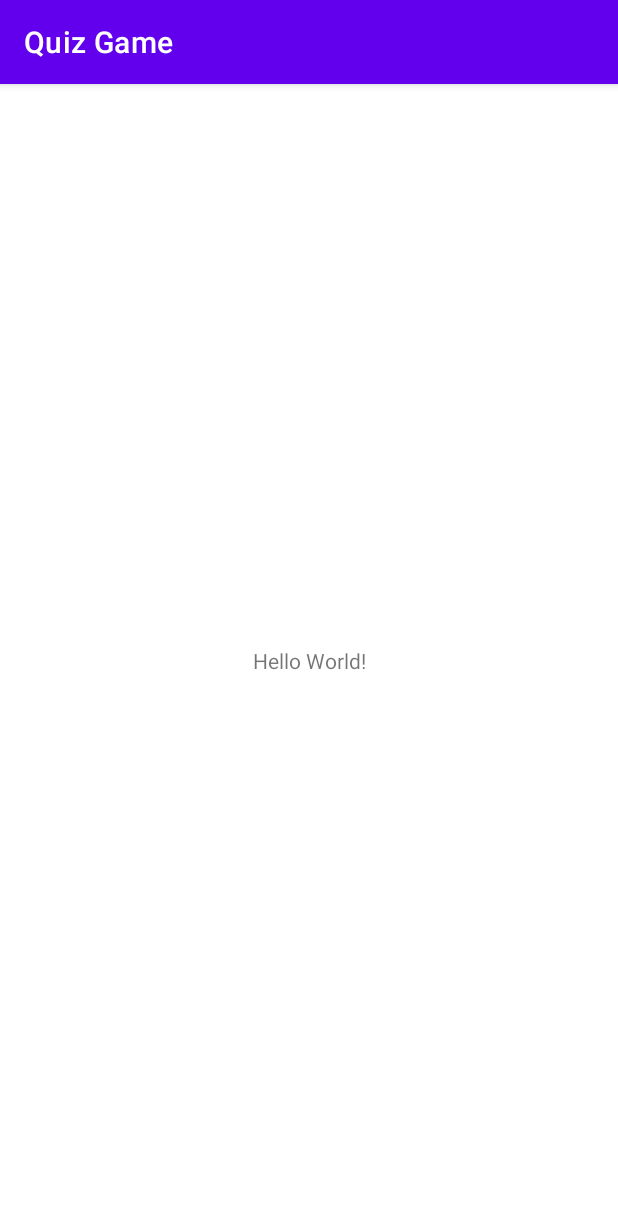
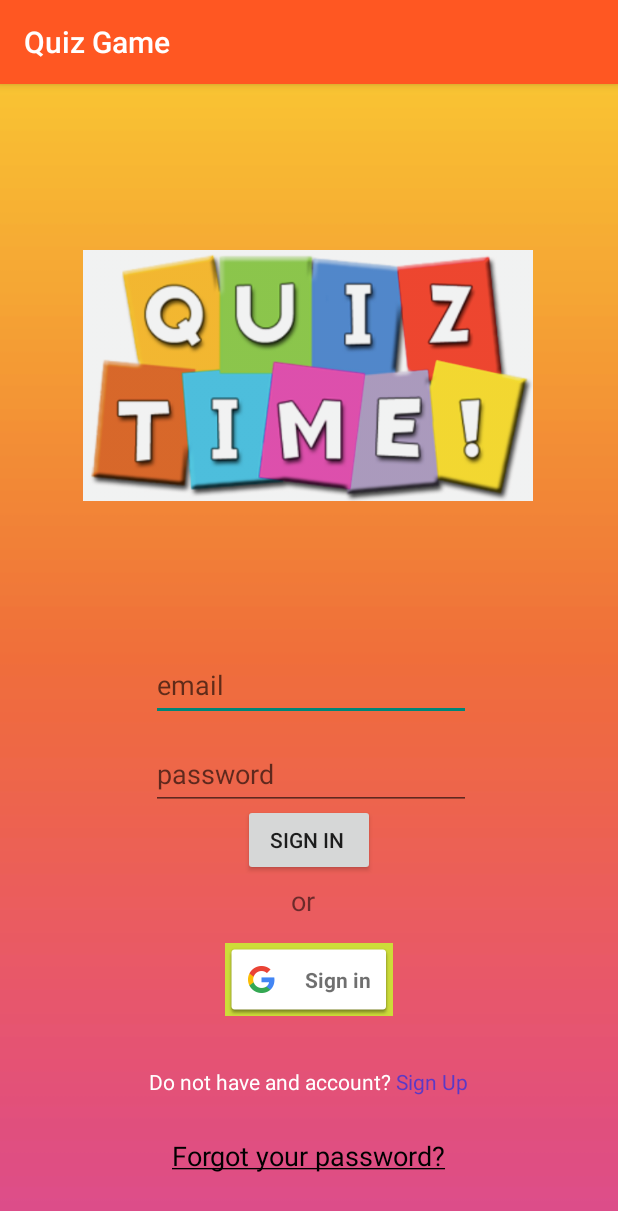
Before and after one commit to letz0703/QuizGame, an Android app: the screen it shows after launch (MainActivity before the commit, Login_Page after it), on a phone screen of 412 x 824 dp. Shown: the top 1211 px of the screen. Run offline under Robolectric (Android 15) with nearby library versions, the phone set to English and light mode, and no system bars; 2 statements that could not run were skipped.

Commit message:
Login Page design 마무리
1. text color white
2. underline text
3. Splash 후 이동 페이지 변경 Login_Page

match component

```diff
--- a/app/src/main/java/com/letz/quizgame/Login_Page.java
+++ b/app/src/main/java/com/letz/quizgame/Login_Page.java
@@ -3,13 +3,48 @@ package com.letz.quizgame;
 import androidx.appcompat.app.AppCompatActivity;
 
 import android.os.Bundle;
+import android.view.View;
+import android.widget.Button;
+import android.widget.EditText;
+import android.widget.TextView;
 
 public class Login_Page extends AppCompatActivity
 {
+
+    EditText email;
+    EditText password;
+    Button SignIn;
+    Button SigninGoogle;
+    TextView signUp;
+    TextView forgotPassword;
 
     @Override
     protected void onCreate(Bundle savedInstanceState) {
         super.onCreate(savedInstanceState);
         setContentView(R.layout.activity_login_page);
+
+        email = findViewById(R.id.editTextEmailAddress);
+        password = findViewById(R.id.editTextPassword);
+        SignIn = findViewById(R.id.buttonSignin);
+        SigninGoogle = findViewById(R.id.buttonGoogleSignin);
+        signUp = findViewById(R.id.textViewSignUp);
+        forgotPassword = findViewById(R.id.textViewForgot);
+
+        SignIn.setOnClickListener(v -> {
+
+        });
+
+        SigninGoogle.setOnClickListener(v -> {
+
+        });
+
+        signUp.setOnClickListener(v -> {
+
+        });
+
+        forgotPassword.setOnClickListener(v -> {
+
+        });
+
     }
 }
--- a/app/src/main/java/com/letz/quizgame/Splash_Screen.java
+++ b/app/src/main/java/com/letz/quizgame/Splash_Screen.java
@@ -36,7 +36,7 @@ public class Splash_Screen extends AppCompatActivity
         {
             @Override
             public void run() {
-                Intent i = new Intent(Splash_Screen.this,MainActivity.class);
+                Intent i = new Intent(Splash_Screen.this,Login_Page.class);
                 startActivity(i);
                 finish();
             }
--- a/app/src/main/res/layout/activity_login_page.xml
+++ b/app/src/main/res/layout/activity_login_page.xml
@@ -17,21 +17,21 @@
             app:layout_constraintEnd_toEndOf="parent"
             app:layout_constraintTop_toTopOf="parent"
             android:layout_marginTop="16dp"
-            android:layout_marginBottom="13dp"
-            app:layout_constraintBottom_toTopOf="@+id/editTextTextEmailAddress" />
+            android:layout_marginBottom="329dp"
+            app:layout_constraintBottom_toTopOf="@+id/textViewForgot" />
 
     <EditText
             android:layout_width="wrap_content"
             android:layout_height="wrap_content"
             android:inputType="textEmailAddress"
             android:ems="10"
-            android:id="@+id/editTextTextEmailAddress"
+            android:id="@+id/editTextEmailAddress"
             android:hint="email"
             app:layout_constraintTop_toBottomOf="@+id/imageView"
             android:layout_marginEnd="41dp"
             android:layout_marginBottom="7dp"
             app:layout_constraintEnd_toEndOf="@+id/imageView"
-            app:layout_constraintBottom_toTopOf="@+id/editTextTextPassword"
+            app:layout_constraintBottom_toTopOf="@+id/editTextPassword"
             android:minHeight="48dp" />
 
     <EditText
@@ -39,20 +39,20 @@
             android:layout_height="wrap_content"
             android:inputType="textPassword"
             android:ems="10"
-            android:id="@+id/editTextTextPassword"
+            android:id="@+id/editTextPassword"
             android:hint="password"
-            app:layout_constraintStart_toStartOf="@+id/editTextTextEmailAddress"
-            app:layout_constraintTop_toBottomOf="@+id/editTextTextEmailAddress"
+            app:layout_constraintStart_toStartOf="@+id/editTextEmailAddress"
+            app:layout_constraintTop_toBottomOf="@+id/editTextEmailAddress"
             android:layout_marginBottom="84dp"
-            app:layout_constraintBottom_toTopOf="@+id/signInButton"
+            app:layout_constraintBottom_toTopOf="@+id/buttonGoogleSignin"
             android:minHeight="48dp" />
 
     <Button
             android:text="sign in "
             android:layout_width="wrap_content"
             android:layout_height="wrap_content"
-            android:id="@+id/button"
-            app:layout_constraintTop_toTopOf="@+id/editTextTextPassword"
+            android:id="@+id/buttonSignin"
+            app:layout_constraintTop_toTopOf="@+id/editTextPassword"
             app:layout_constraintStart_toStartOf="parent"
             android:layout_marginTop="44dp"
             app:layout_constraintEnd_toEndOf="parent" />
@@ -62,32 +62,48 @@
             android:layout_width="wrap_content"
             android:layout_height="wrap_content"
             android:id="@+id/textView"
-            android:textSize="28sp"
-            app:layout_constraintStart_toStartOf="@+id/button"
-            android:layout_marginStart="31dp"
-            app:layout_constraintTop_toBottomOf="@+id/button" />
+            android:textSize="18sp"
+            app:layout_constraintStart_toStartOf="@+id/buttonSignin"
+            android:layout_marginStart="32dp"
+            app:layout_constraintTop_toBottomOf="@+id/buttonSignin"
+            android:layout_marginTop="4dp" />
 
     <com.google.android.gms.common.SignInButton
             android:layout_width="wrap_content"
             android:layout_height="wrap_content"
             android:background="#CDDC39"
-            android:id="@+id/signInButton"
-            app:layout_constraintTop_toBottomOf="@+id/editTextTextPassword"
+            android:id="@+id/buttonGoogleSignin"
+            app:layout_constraintTop_toBottomOf="@+id/editTextPassword"
             android:layout_marginBottom="30dp"
             app:layout_constraintEnd_toEndOf="parent"
-            app:layout_constraintBottom_toTopOf="@+id/textView2"
+            app:layout_constraintBottom_toTopOf="@+id/textViewSignUp"
             app:layout_constraintStart_toStartOf="parent" />
 
     <TextView
             android:text="@string/account"
             android:layout_width="wrap_content"
             android:layout_height="wrap_content"
-            android:id="@+id/textView2"
+            android:id="@+id/textViewSignUp"
             app:layout_constraintStart_toStartOf="parent"
             app:layout_constraintHorizontal_bias="0.497"
             app:layout_constraintEnd_toEndOf="parent"
             app:layout_constraintBottom_toBottomOf="parent"
-            app:layout_constraintTop_toBottomOf="@+id/signInButton"
-            android:layout_marginBottom="89dp" />
+            app:layout_constraintTop_toBottomOf="@+id/buttonGoogleSignin"
+            android:layout_marginBottom="89dp"
+            android:textColor="@color/white" />
+
+    <TextView
+            android:text="@string/fortgot_password"
+            android:layout_width="wrap_content"
+            android:layout_height="wrap_content"
+            android:id="@+id/textViewForgot"
+            app:layout_constraintStart_toStartOf="parent"
+            app:layout_constraintHorizontal_bias="0.5"
+            app:layout_constraintEnd_toEndOf="parent"
+            android:textColor="@color/black"
+            android:textSize="18sp"
+            app:layout_constraintBottom_toBottomOf="parent"
+            app:layout_constraintTop_toBottomOf="@+id/imageView"
+            android:layout_marginBottom="41dp" />
 
 </androidx.constraintlayout.widget.ConstraintLayout>
--- a/app/src/main/res/values/strings.xml
+++ b/app/src/main/res/values/strings.xml
@@ -1,4 +1,5 @@
 <resources>
     <string name="app_name">Quiz Game</string>
     <string name="account">Do not have and account? <font color='#5b39c6'>Sign Up</font></string>
+    <string name="fortgot_password"><u>Forgot your password?</u></string>
 </resources>
```
